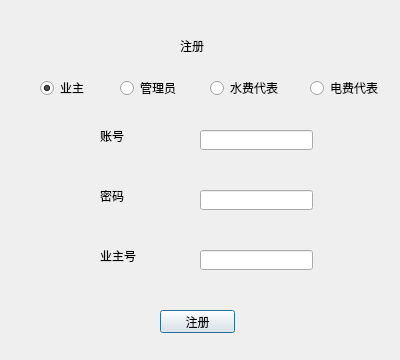
Before: the Qt Designer form Register.ui in Arsene-W/SQLCD, drawn with Qt 5.
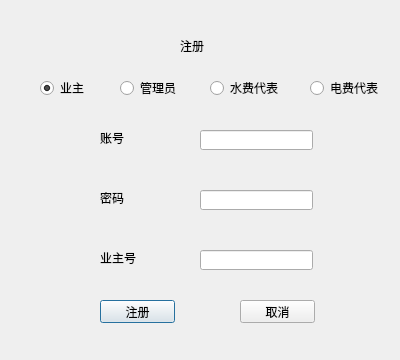
After: the same form once the commit is applied.

Patch:
```diff
--- a/Register.ui
+++ b/Register.ui
@@ -97,12 +97,15 @@
   <widget class="QPushButton" name="pushButton">
    <property name="geometry">
     <rect>
-     <x>160</x>
-     <y>310</y>
+     <x>100</x>
+     <y>300</y>
      <width>75</width>
      <height>23</height>
     </rect>
    </property>
+   <property name="styleSheet">
+    <string notr="true">font: 10pt &quot;微软雅黑&quot;;</string>
+   </property>
    <property name="text">
     <string>注册</string>
    </property>
@@ -112,10 +115,13 @@
     <rect>
      <x>100</x>
      <y>130</y>
-     <width>54</width>
-     <height>12</height>
+     <width>51</width>
+     <height>16</height>
     </rect>
    </property>
+   <property name="styleSheet">
+    <string notr="true">font: 10pt &quot;微软雅黑&quot;;</string>
+   </property>
    <property name="text">
     <string>账号</string>
    </property>
@@ -125,10 +131,13 @@
     <rect>
      <x>100</x>
      <y>190</y>
-     <width>54</width>
-     <height>12</height>
+     <width>51</width>
+     <height>16</height>
     </rect>
    </property>
+   <property name="styleSheet">
+    <string notr="true">font: 10pt &quot;微软雅黑&quot;;</string>
+   </property>
    <property name="text">
     <string>密码</string>
    </property>
@@ -138,10 +147,13 @@
     <rect>
      <x>100</x>
      <y>250</y>
-     <width>54</width>
-     <height>12</height>
+     <width>51</width>
+     <height>16</height>
     </rect>
    </property>
+   <property name="styleSheet">
+    <string notr="true">font: 10pt &quot;微软雅黑&quot;;</string>
+   </property>
    <property name="text">
     <string>业主号</string>
    </property>
@@ -172,6 +184,22 @@
     <string>电费代表</string>
    </property>
   </widget>
+  <widget class="QPushButton" name="pushButton_2">
+   <property name="geometry">
+    <rect>
+     <x>240</x>
+     <y>300</y>
+     <width>75</width>
+     <height>23</height>
+    </rect>
+   </property>
+   <property name="styleSheet">
+    <string notr="true">font: 10pt &quot;微软雅黑&quot;;</string>
+   </property>
+   <property name="text">
+    <string>取消</string>
+   </property>
+  </widget>
  </widget>
  <resources/>
  <connections/>
```
Left out of the diff: 12 changed lines with no effect on the pictures.
